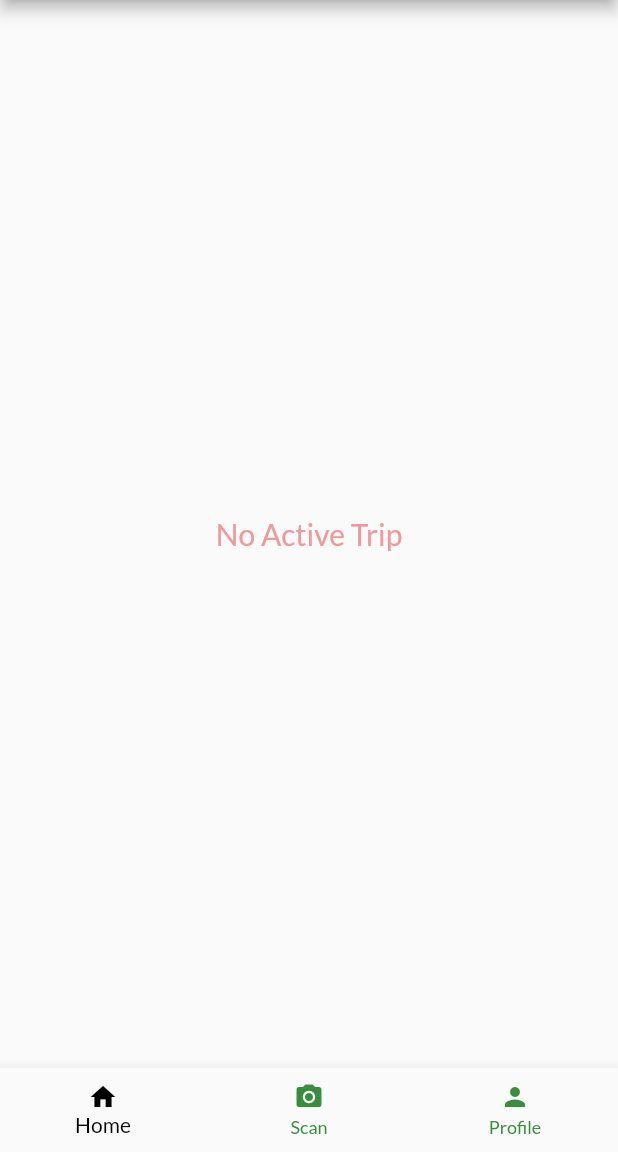
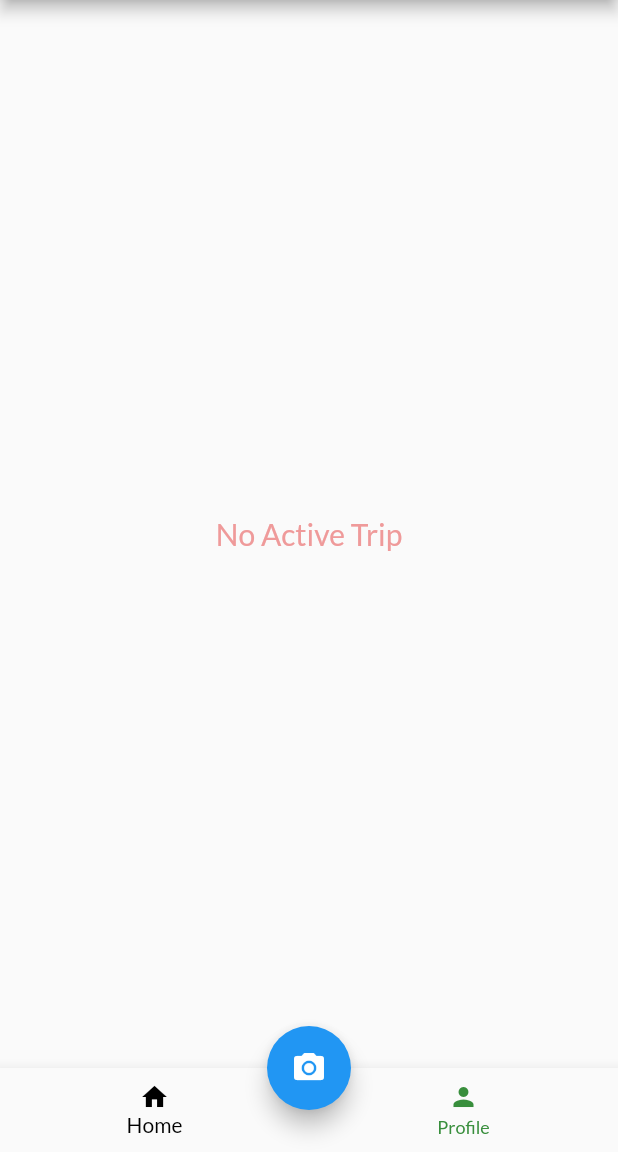
Before and after one commit to itlog/ct_icpep, a Flutter app: the Home screen opened directly, on a phone screen of 412 x 824 dp, the part 84-1236 px from its top. Run offline on Flutter 3.47's test engine with Material 2 defaults, Android fonts, the phone set to English and light mode, and no system bars; our stand-ins replace google_fonts; missing offline and left inert: barcode_scan.

Commit message:
2nd commit

```diff
--- a/lib/src/home.dart
+++ b/lib/src/home.dart
@@ -1,7 +1,7 @@
 import 'package:comunitytracker/src/ActiveTrip.dart';
 import 'package:comunitytracker/src/TabColor.dart';
 import 'package:flutter/material.dart';
-
+import 'package:barcode_scan/barcode_scan.dart';
 
 class Home extends StatefulWidget {
   @override
@@ -45,6 +45,11 @@ class _HomeState extends State<Home> {
         ),
       ),
       body: _children[_currentIndex], // new
+      floatingActionButtonLocation: FloatingActionButtonLocation.centerDocked,
+      floatingActionButton: new FloatingActionButton(
+        child: Icon(Icons.camera_alt),
+        onPressed: (){},
+      ),
       bottomNavigationBar: BottomNavigationBar(
         currentIndex: _currentIndex, // this will be set when a new tab is tapped
         selectedItemColor: Colors.black,
@@ -56,10 +61,7 @@ class _HomeState extends State<Home> {
             icon: new Icon(Icons.home),
             title: new Text('Home',style: TextStyle(color: Colors.green[700])),
           ),
-          BottomNavigationBarItem(
-            icon: new Icon(Icons.camera_alt),
-            title: new Text('Scan',style: TextStyle(color: Colors.green[700])),
-          ),
+
           BottomNavigationBarItem(
             icon: Icon(Icons.person),
             title: new Text('Profile',style: TextStyle(color: Colors.green[700])),
--- a/pubspec.yaml
+++ b/pubspec.yaml
@@ -24,6 +24,7 @@ dependencies:
   # Use with the CupertinoIcons class for iOS style icons.
   cupertino_icons: ^0.1.2
   google_fonts: ^0.3.7
+  barcode_scan:
 dev_dependencies:
   flutter_test:
     sdk: flutter
```
Also changed, not shown: pubspec.lock, 1 other file.
